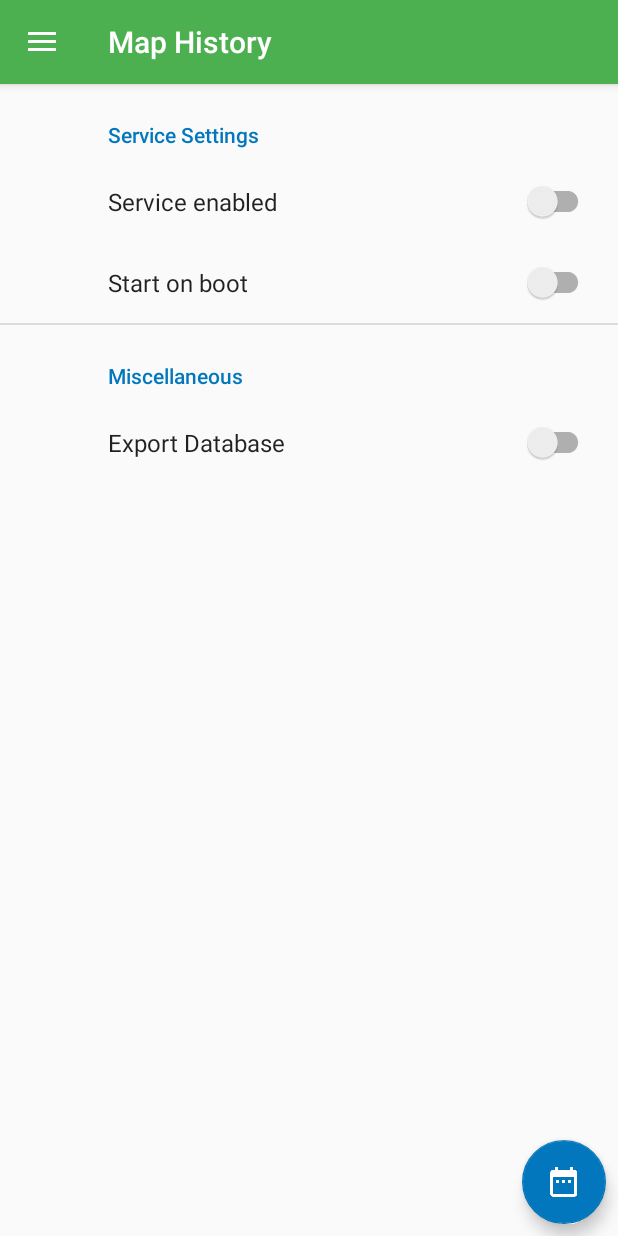
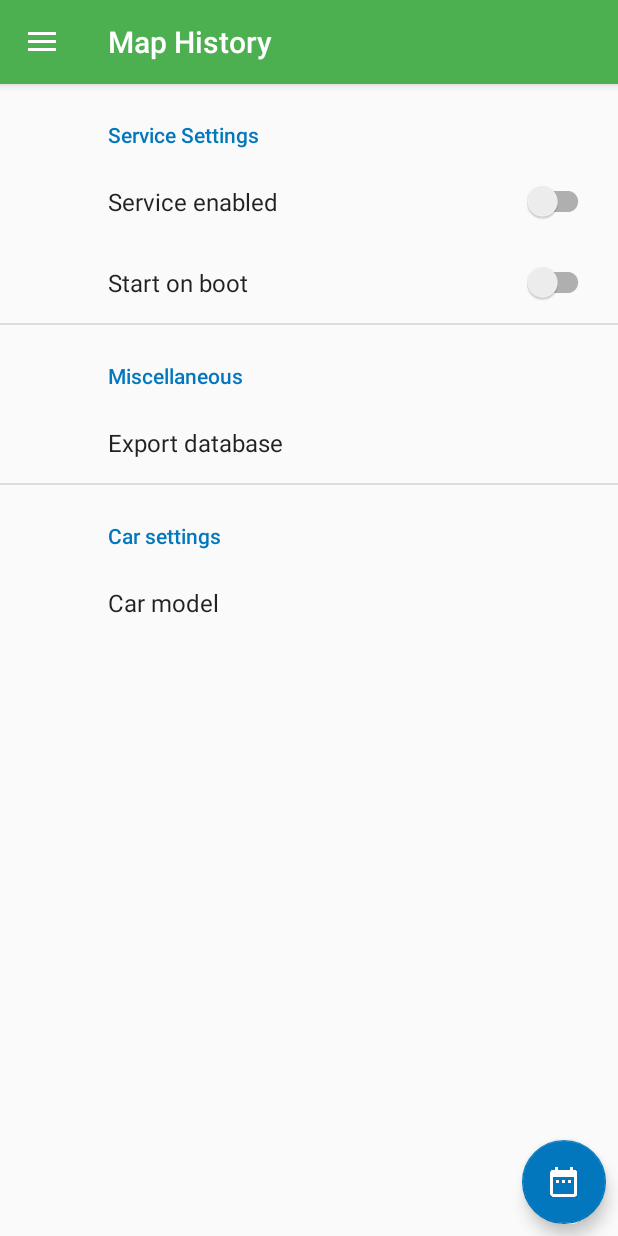
Before and after one commit to gw-sd-2016/EcoFriendly, an Android app: the screen it shows after launch (MainActivity), in the side drawer, after a tap on "Settings", on a phone screen of 412 x 824 dp. Run offline under Robolectric (Android 15) with nearby library versions, the phone set to English and light mode, and no system bars; our stand-ins replace androidx.preference.

Commit message:
Car Selection UI

```diff
--- a/EcoFriendlySD/app/src/main/java/tunca/tom/ecofriendlyapp/HistoryFragment.java
+++ b/EcoFriendlySD/app/src/main/java/tunca/tom/ecofriendlyapp/HistoryFragment.java
@@ -27,7 +27,7 @@ public class HistoryFragment extends Fragment {
 
     private void populateTripsList(View rootView) {
         ArrayList<Trip> arrayOfTrips = Trip.getTrips();
-        CustomTripsAdapter adapter = new CustomTripsAdapter(getActivity().getApplicationContext(), arrayOfTrips);
+        CustomTripsAdapter adapter = new CustomTripsAdapter(getContext(), arrayOfTrips);
         ListView listView = (ListView) rootView.findViewById(R.id.trips_listview);
         listView.setAdapter(adapter);
     }
--- a/EcoFriendlySD/app/src/main/java/tunca/tom/ecofriendlyapp/SettingsFragment.java
+++ b/EcoFriendlySD/app/src/main/java/tunca/tom/ecofriendlyapp/SettingsFragment.java
@@ -4,10 +4,9 @@ import android.content.Intent;
 import android.content.SharedPreferences;
 import android.os.Bundle;
 import android.os.Environment;
+import android.support.v4.app.FragmentManager;
 import android.support.v7.preference.Preference;
 import android.support.v7.preference.PreferenceFragmentCompat;
-import android.support.v7.preference.PreferenceManager;
-import android.util.Log;
 import android.widget.Toast;
 
 import java.io.File;
@@ -27,6 +26,7 @@ public class SettingsFragment extends PreferenceFragmentCompat implements Shared
     public void onCreatePreferences(Bundle savedInstanceState, String rootKey) {
         // Load the preferences from an XML resource
         addPreferencesFromResource(R.xml.main_preferences);
+        setPreferenceClickListener();
     }
 
     @Override
@@ -41,10 +41,27 @@ public class SettingsFragment extends PreferenceFragmentCompat implements Shared
                 getContext().stopService(mIntent);
             }
         }
-        else if(key.equals("demo_mode")) {
-            Log.d("success","success");
-            exportDatabase();
-        }
+    }
+
+    private void setPreferenceClickListener(){
+        Preference exportPref = findPreference("export_database");
+        exportPref.setOnPreferenceClickListener(new Preference.OnPreferenceClickListener() {
+            public boolean onPreferenceClick(Preference preference) {
+                exportDatabase();
+                return true;
+            }
+        });
+
+        Preference carPref = findPreference("car_model");
+        carPref.setOnPreferenceClickListener(new Preference.OnPreferenceClickListener() {
+            public boolean onPreferenceClick(Preference preference) {
+                CarSettingsFragment settingsFragment = new CarSettingsFragment();
+                FragmentManager mFragmentManager = getActivity().getSupportFragmentManager();
+                mFragmentManager.beginTransaction().replace(R.id.content_frame, settingsFragment).commit();
+                return true;
+            }
+        });
+
 
     }
 
@@ -87,11 +104,11 @@ public class SettingsFragment extends PreferenceFragmentCompat implements Shared
                     src.close();
                     dst.close();
                 }
-                Toast.makeText(getActivity(), "Export Successful", Toast.LENGTH_SHORT).show();
+                Toast.makeText(getContext(), "Export Successful", Toast.LENGTH_SHORT).show();
             }
         }
         catch (Exception e) {
-            Toast.makeText(getActivity(), "Export failed", Toast.LENGTH_SHORT).show();
+            Toast.makeText(getContext(), "Export failed", Toast.LENGTH_SHORT).show();
         }
     }
 }
--- a/EcoFriendlySD/app/src/main/res/values/styles.xml
+++ b/EcoFriendlySD/app/src/main/res/values/styles.xml
@@ -1,5 +1,4 @@
 <resources>
-
     <!-- Base application theme. -->
     <style name="AppTheme" parent="Theme.AppCompat.Light.DarkActionBar">
         <!-- Customize your theme here. -->
--- a/EcoFriendlySD/app/src/main/res/xml/main_preferences.xml
+++ b/EcoFriendlySD/app/src/main/res/xml/main_preferences.xml
@@ -24,11 +24,19 @@
         android:layout_width="fill_parent"
         android:layout_height="fill_parent"
         android:title="Miscellaneous" >
+        <Preference
+            android:key="export_database"
+            android:title="Export database" />
+    </PreferenceCategory>
 
-        <SwitchPreferenceCompat
-            android:id="@+id/live_wallpaper_check"
-            android:defaultValue="false"
-            android:key="demo_mode"
-            android:title="Export Database" />
+    <PreferenceCategory
+        android:layout_width="fill_parent"
+        android:layout_height="fill_parent"
+        android:title="Car settings" >
+
+        <Preference
+            android:id="@+id/car_model_button"
+            android:key="car_model"
+            android:title="Car model" />
     </PreferenceCategory>
 </PreferenceScreen>
```
Also changed, not shown: EcoFriendlySD/app/src/main/java/tunca/tom/ecofriendlyapp/CarSettingsFragment.java (added, +124 -0 lines), EcoFriendlySD/app/src/main/java/tunca/tom/ecofriendlyapp/TripDataProc.java (+26 -22 lines), EcoFriendlySD/app/src/main/res/xml/car_preferences.xml (added, +17 -0 lines), 1 other file.
